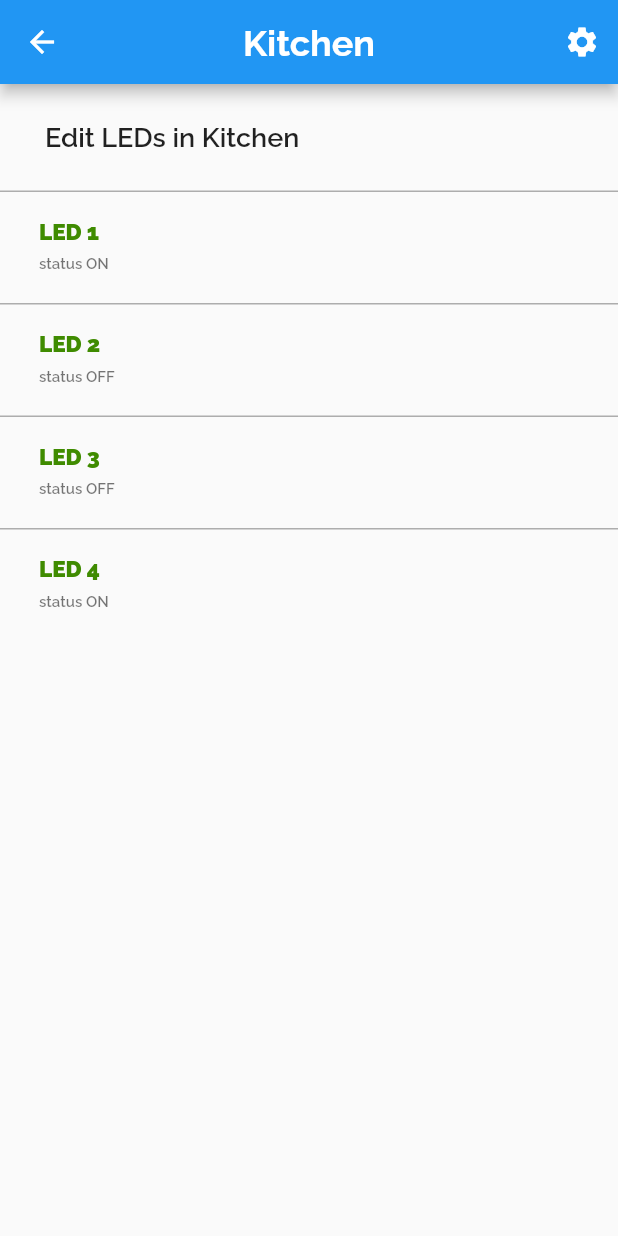
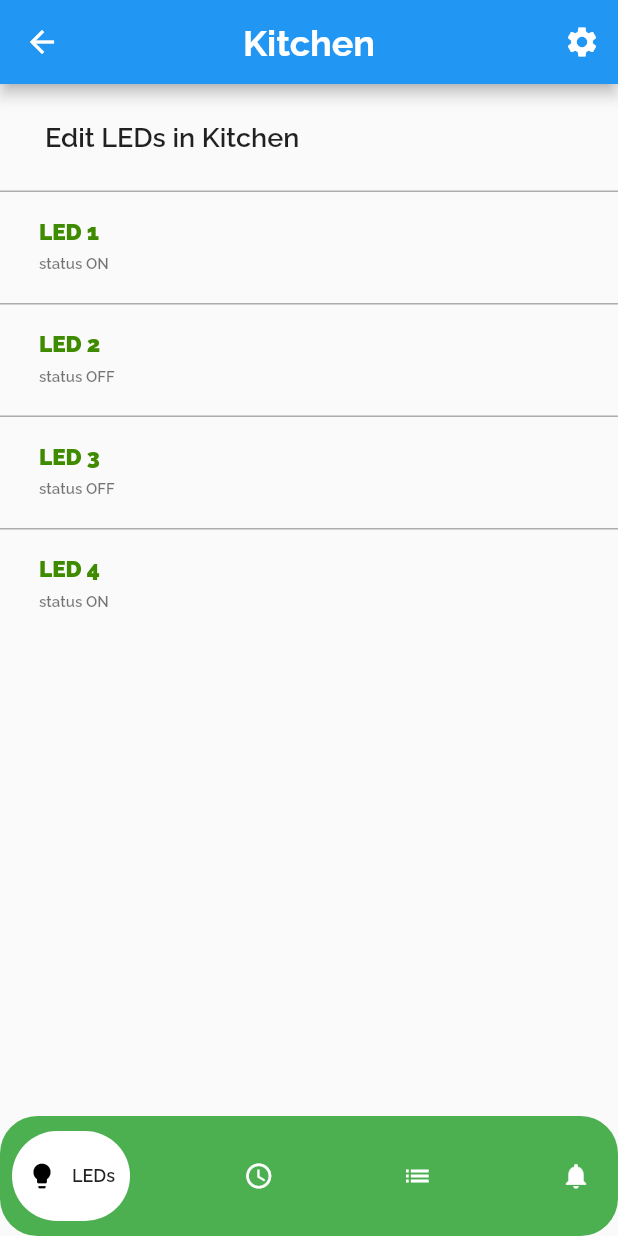
Before and after one commit to MohammadAlAgha/luminexa, a Flutter app: the system screen opened directly, on a phone screen of 412 x 824 dp. Run offline on Flutter 3.47's test engine with Material 2 defaults, Android fonts, the phone set to English and light mode, and no system bars; drawn by our look-alikes of google_nav_bar; our stand-ins replace flutter_svg.

Commit message:
Created a bottom nav bar for the systems page

```diff
--- a/luminexa_mobile/lib/screens/systemPage.dart
+++ b/luminexa_mobile/lib/screens/systemPage.dart
@@ -1,4 +1,5 @@
 import 'package:flutter/material.dart';
+import 'package:google_nav_bar/google_nav_bar.dart';
 import 'package:luminexa_mobile/widgets/listsWidget/ledsListWidget.dart';
 
 class system extends StatefulWidget {
@@ -14,6 +15,48 @@ class _systemState extends State<system> {
   @override
   Widget build(BuildContext context) {
     return Scaffold(
+      bottomNavigationBar: Container(
+        decoration: BoxDecoration(
+            color: Colors.green,
+            borderRadius: BorderRadius.horizontal(
+                left: Radius.circular(25), right: Radius.circular(25))),
+        child: Padding(
+          padding: const EdgeInsets.symmetric(horizontal: 8, vertical: 10),
+          child: GNav(
+            backgroundColor: Colors.green,
+            tabBackgroundColor: Color.fromARGB(255, 255, 255, 255),
+            color: Colors.white,
+            gap: 10,
+            padding: EdgeInsets.symmetric(horizontal: 10, vertical: 20),
+            tabs: [
+              GButton(
+                icon: Icons.lightbulb,
+                iconSize: 20,
+                text: "LEDs",
+                textStyle: TextStyle(fontSize: 12, fontFamily: "RalewayBold"),
+              ),
+              GButton(
+                icon: Icons.schedule,
+                iconSize: 20,
+                text: "Schedules",
+                textStyle: TextStyle(fontSize: 12, fontFamily: "RalewayBold"),
+              ),
+              GButton(
+                icon: Icons.list,
+                iconSize: 20,
+                text: "Modes",
+                textStyle: TextStyle(fontSize: 12, fontFamily: "RalewayBold"),
+              ),
+              GButton(
+                icon: Icons.notifications,
+                iconSize: 20,
+                text: "Notifications",
+                textStyle: TextStyle(fontSize: 12, fontFamily: "RalewayBold"),
+              ),
+            ],
+          ),
+        ),
+      ),
       appBar: AppBar(
         title: Text(
           "Kitchen",
@@ -55,9 +98,11 @@ class _systemState extends State<system> {
               itemBuilder: (BuildContext context, int index) {
                 return ledListOption(
                     ledName: leds[index], status: status[index]);
-              })
+              },
+            )
           ],
-      )),
+        ),
+      ),
     );
   }
 }
--- a/luminexa_mobile/lib/widgets/buttonWidget/iconButtonWidget.dart
+++ b/luminexa_mobile/lib/widgets/buttonWidget/iconButtonWidget.dart
@@ -37,6 +37,8 @@ class iconButton extends StatelessWidget {
                   fontWeight: FontWeight.w600),
             ),
           ],
-            )));
+        ),
+      ),
+    );
   }
 }
```
Lines whose indentation alone changed are shown as unchanged.
